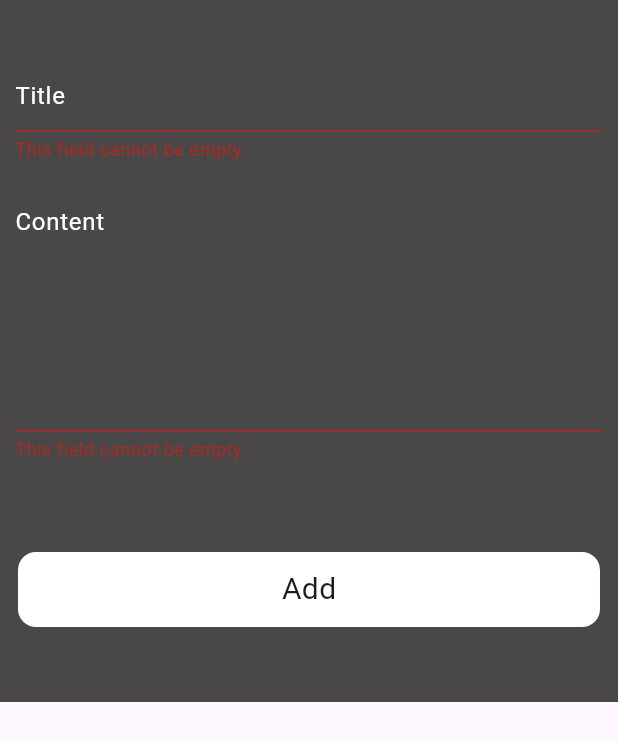
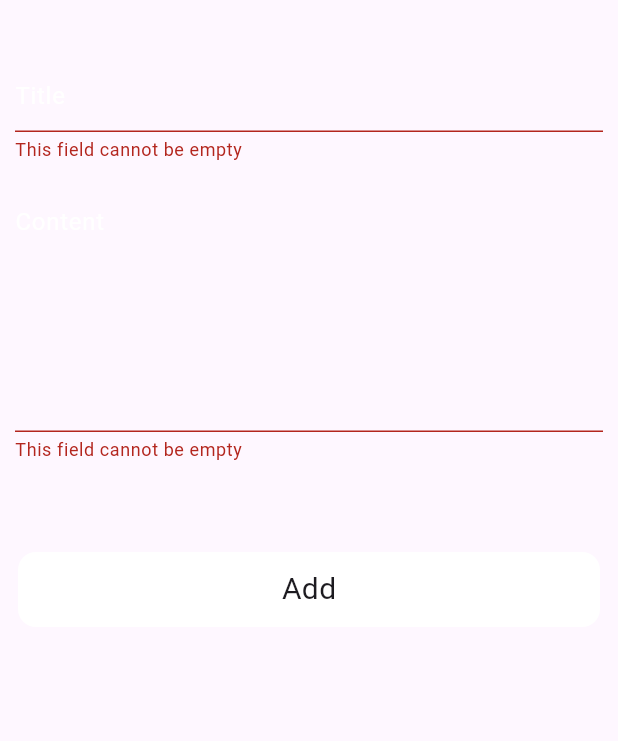
Before and after one commit to Mohandshraf/NotesApp, a Flutter app: the AddButtom widget shown alone on an empty page, opened directly, after a tap on "Add", on a phone screen of 412 x 824 dp. Shown: the top 741 px of the screen. Run offline on Flutter 3.47's test engine with Material 3 defaults, Android fonts, the phone set to English and light mode, and no system bars; drawn by our look-alikes of modal_progress_hud_nsn; our stand-ins replace device_preview, flutter_bloc, font_awesome_flutter, hive, hive_flutter; accounts and stored records are empty.

Commit message:
feat: enhance note management by refining Bloc integration and UI updates; add loading state to button and improve bottom sheet appearance

```diff
--- a/lib/main.dart
+++ b/lib/main.dart
@@ -13,7 +13,7 @@ void main() async {
   Bloc.observer = SimpleBlocObserver(); // تفعيل مراقب البلوكات
   await Hive.initFlutter(); // تهيئة Hive لتخزين البيانات
   Hive.registerAdapter(NoteModelAdapter()); // تسجيل محول البيانات
-  await Hive.openBox(kNotesBoxName); // فتح صندوق البيانات
+  await Hive.openBox<NoteModel>(kNotesBoxName); // فتح صندوق البيانات
 
   runApp(
     DevicePreview(
@@ -28,14 +28,11 @@ class NotesApp extends StatelessWidget {
 
   @override
   Widget build(BuildContext context) {
-    return MultiBlocProvider(
-      providers: [BlocProvider(create: (context) => AddNotesCubit())],
-      child: MaterialApp(
-        debugShowCheckedModeBanner: false,
-        locale: DevicePreview.locale(context), // يحدد اللغة حسب الجهاز
-        builder: DevicePreview.appBuilder, // يبني التطبيق داخل preview
-        home: NotesView(), // الصفحة الرئيسية للتطبيق
-      ),
+    return MaterialApp(
+      debugShowCheckedModeBanner: false,
+      locale: DevicePreview.locale(context), // يحدد اللغة حسب الجهاز
+      builder: DevicePreview.appBuilder, // يبني التطبيق داخل preview
+      home: NotesView(), // الصفحة الرئيسية للتطبيق
     );
   }
 }
--- a/lib/views/add_note_buttom_sheet.dart
+++ b/lib/views/add_note_buttom_sheet.dart
@@ -1,9 +1,9 @@
 import 'package:flutter/material.dart';
-import 'package:flutter_bloc/flutter_bloc.dart';
 import 'package:modal_progress_hud_nsn/modal_progress_hud_nsn.dart';
 import 'package:notes_app/cubits/notes_cubit.dart';
 import 'package:notes_app/cubits/notes_states.dart';
 import 'package:notes_app/views/add_note_form.dart';
+import 'package:flutter_bloc/flutter_bloc.dart';
 
 class AddButtom extends StatefulWidget {
   const AddButtom({super.key});
@@ -14,16 +14,22 @@ class AddButtom extends StatefulWidget {
 
 class _AddButtomState extends State<AddButtom> {
   bool isLoading = false;
-  // متغير لتتبع حالة التحميل
+
   @override
   Widget build(BuildContext context) {
-    return Container(
-      color: const Color.fromARGB(255, 73, 71, 71),
-      child: SingleChildScrollView(
+    return BlocProvider(
+      create: (context) => AddNotesCubit(),
+      child: Padding(
+        padding: EdgeInsets.only(
+          bottom: MediaQuery.of(context).viewInsets.bottom,
+        ),
+        child: SafeArea(
           child: BlocConsumer<AddNotesCubit, NotesState>(
             listener: (context, state) {
               if (state is NotesLoaded) {
-              isLoading = true; // تعيين حالة التحميل إلى true
+                setState(() {
+                  isLoading = true;
+                });
               }
               if (state is NotesFailure) {
                 print("Error occurred while adding note ${state.errorMassage}");
@@ -31,14 +37,11 @@ class _AddButtomState extends State<AddButtom> {
               if (state is NotesSuccess) {
                 Navigator.pop(context); // إغلاق BottomSheet بعد إضافة الملاحظة
               }
-            // هنا ممكن تضيف SnackBar أو أي استجابة لتغير الحالة
             },
             builder: (context, state) {
-            return ModalProgressHUD(
-              inAsyncCall: isLoading,
-              child: const AddNoteForm(),
-            );
+              return SingleChildScrollView(child: const AddNoteForm());
             },
+          ),
         ),
       ),
     );
--- a/lib/views/add_note_form.dart
+++ b/lib/views/add_note_form.dart
@@ -1,6 +1,10 @@
 import 'package:flutter/material.dart';
+import 'package:notes_app/cubits/notes_cubit.dart';
+import 'package:notes_app/cubits/notes_states.dart';
+import 'package:notes_app/models/note_model.dart';
 import 'package:notes_app/views/custom_buttom.dart';
 import 'package:notes_app/views/custom_text_field.dart';
+import 'package:flutter_bloc/flutter_bloc.dart';
 
 class AddNoteForm extends StatefulWidget {
   const AddNoteForm({super.key});
@@ -34,14 +38,26 @@ class _AddNoteFormState extends State<AddNoteForm> {
               subtitle = value;
             },
           ),
-          CustomButtom(
+          BlocBuilder<AddNotesCubit, NotesState>(
+            builder: (context, state) {
+              return CustomButtom(
+                isLoading: state is NotesLoaded ? true : false,
                 onTap: () {
                   if (formKey.currentState!.validate()) {
                     formKey.currentState!.save();
+                    var noteModel = NoteModel(
+                      title: title!,
+                      subtitle: subtitle!,
+                      date: DateTime.now().toString(),
+                      color: Colors.green.value,
+                    );
+                    BlocProvider.of<AddNotesCubit>(context).addnote(noteModel);
                   } else {
                     autovalidateMode = AutovalidateMode.always;
                     setState(() {});
                   }
+                },
+              );
             },
           ),
         ],
--- a/lib/views/custom_buttom.dart
+++ b/lib/views/custom_buttom.dart
@@ -1,8 +1,9 @@
 import 'package:flutter/material.dart';
 
 class CustomButtom extends StatelessWidget {
-  const CustomButtom({super.key, this.onTap});
+  const CustomButtom({super.key, this.onTap,  this.isLoading = false});
   final void Function()? onTap;
+  final bool isLoading;
   @override
   Widget build(BuildContext context) {
     return Padding(
@@ -16,7 +17,18 @@ class CustomButtom extends StatelessWidget {
             color: const Color.fromARGB(255, 255, 255, 255),
             borderRadius: BorderRadius.circular(12),
           ),
-          child: Center(child: Text("Add", style: TextStyle(fontSize: 20))),
+          child: Center(
+            child: isLoading
+                ? const CircularProgressIndicator(
+                    color: Colors.blue,
+                  )
+                : const
+            Text(
+              "Add",
+              style:
+              TextStyle(
+                fontSize: 20
+                ))),
         ),
       ),
     );
--- a/lib/views/notes_views.dart
+++ b/lib/views/notes_views.dart
@@ -11,6 +11,7 @@ class NotesView extends StatelessWidget {
       floatingActionButton: FloatingActionButton(
         onPressed: () {
           showModalBottomSheet(
+            backgroundColor: const Color.fromARGB(255, 65, 57, 57),
             context: context,
             shape: RoundedRectangleBorder(
               borderRadius: BorderRadius.all(
--- a/lib/views/simple_bloc_observer.dart
+++ b/lib/views/simple_bloc_observer.dart
@@ -30,4 +30,9 @@ class SimpleBlocObserver extends BlocObserver {
     super.onClose(bloc);
     print('onClose: $bloc');
   }
+  @override
+  void onCreate(BlocBase bloc) {
+    super.onCreate(bloc);
+    print('onCreate: $bloc');
+  }
 }
```
Lines whose indentation alone changed are shown as unchanged.
